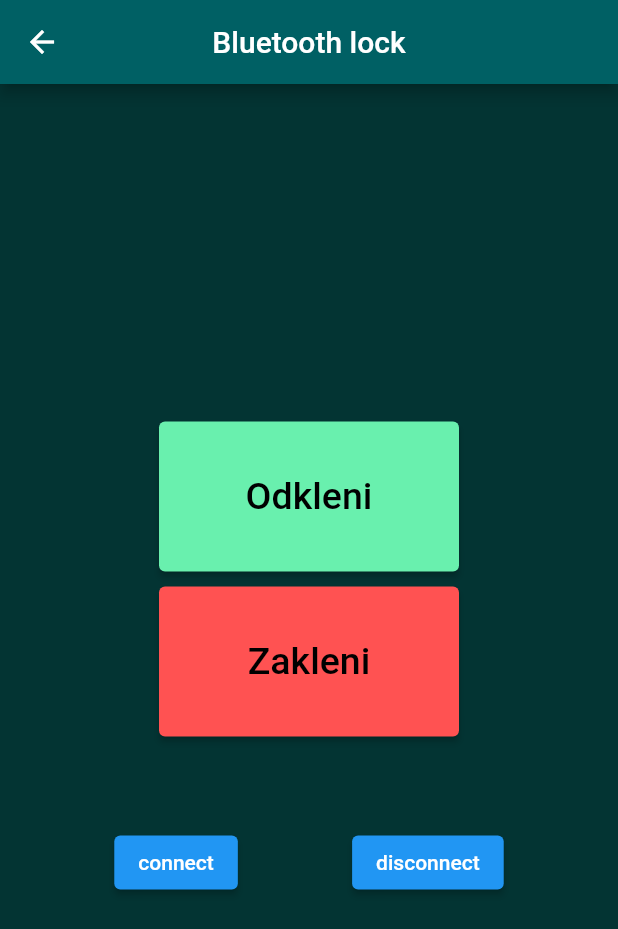
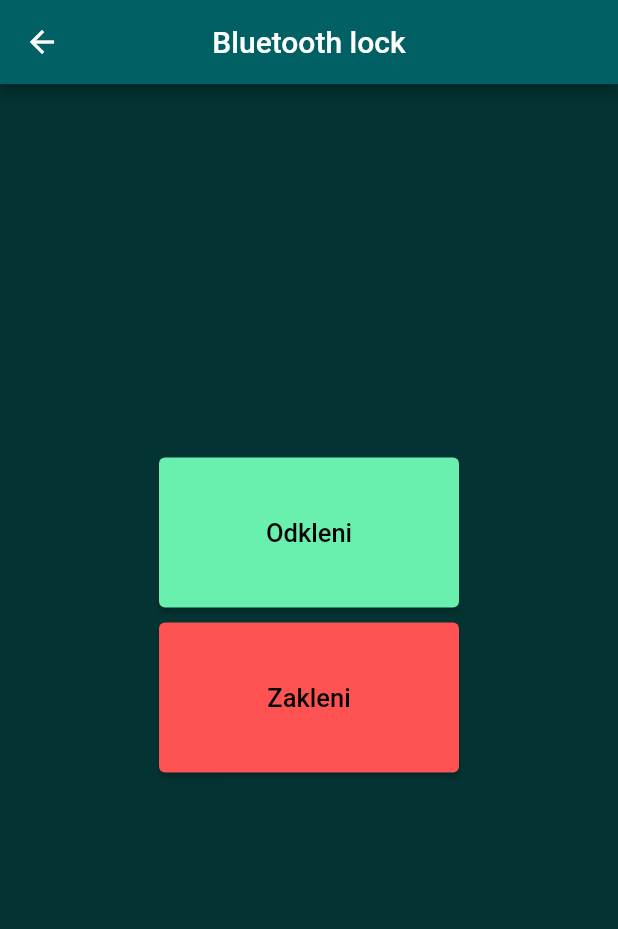
Before and after one commit to skero323/Smart-Lock, a Flutter app: the screen it shows after launch, after a tap on "BluLock", on a phone screen of 412 x 824 dp. Shown: the top 929 px of the screen. Run offline on Flutter 3.47's test engine with Material 2 defaults, Android fonts, the phone set to English and light mode, and no system bars; our stand-ins replace flutter_blue, webview_flutter.

Commit message:
skorej dokoncan webview UI, flutter dela

```diff
--- a/Flutter/lib/main.dart
+++ b/Flutter/lib/main.dart
@@ -1,5 +1,5 @@
+// ignore_for_file: avoid_print, non_constant_identifier_names
 import 'package:flutter/material.dart';
-import 'package:flutter/services.dart';
 import 'dart:async';
 import 'dart:convert' show utf8;
 import 'package:flutter_blue/flutter_blue.dart';
@@ -18,9 +18,11 @@ class ChooseRoute extends StatelessWidget {
   @override
   Widget build(BuildContext context) {
     return Scaffold(
+      backgroundColor: const Color(0xff033433),
       appBar: AppBar(
         centerTitle: true,
         title: const Text('Izbirni meni'),
+        backgroundColor: Colors.cyan[900],
       ),
       body: SizedBox(
         width: MediaQuery.of(context).size.width,
@@ -33,27 +35,42 @@ class ChooseRoute extends StatelessWidget {
                 height: 100,
                 child: ElevatedButton(
                   style: ElevatedButton.styleFrom(
-                    primary: Colors.greenAccent,
+                    primary: Colors.cyan[900],
                     onPrimary: Colors.black,
                   ),
-                  child: const Text('BluLock'),
+                  child: const Text(
+                    'BluLock',
+                    style: TextStyle(
+                      fontSize: 17,
+                      color: Colors.white,
+                    ),
+                  ),
                   onPressed: () {
                     Navigator.push(
                       context,
-                      MaterialPageRoute(builder: (context) => BluLock()),
+                      MaterialPageRoute(builder: (context) => const BluLock()),
                     );
                   },
                 ),
+              ),
+              const SizedBox(
+                height: 10,
               ),
               SizedBox(
                 width: 200,
                 height: 100,
                 child: ElevatedButton(
                   style: ElevatedButton.styleFrom(
-                    primary: Colors.redAccent,
+                    primary: Colors.cyan[900],
                     onPrimary: Colors.white,
                   ),
-                  child: const Text('WebView'),
+                  child: const Text(
+                    'WebView',
+                    style: TextStyle(
+                      fontSize: 17,
+                      color: Colors.white,
+                    ),
+                  ),
                   onPressed: () {
                     Navigator.push(
                       context,
@@ -71,6 +88,8 @@ class ChooseRoute extends StatelessWidget {
 //v main je drgac samo runApp(BluLock());
 
 class BluLock extends StatelessWidget {
+  const BluLock({Key? key}) : super(key: key);
+
   @override
   Widget build(BuildContext context) {
     return MaterialApp(
@@ -131,6 +150,7 @@ class _MainActivityState extends State<MainActivity> {
   }
 
   stopScan() {
+    flutterBlue.stopScan();
     scanSubScription?.cancel();
     scanSubScription = null;
   }
@@ -167,7 +187,7 @@ class _MainActivityState extends State<MainActivity> {
     List<BluetoothService>? services = await targetDevice?.discoverServices();
     services?.forEach((service) {
       if (service.uuid.toString() == SERVICE_UUID) {
-        service.characteristics.forEach((characteristic) {
+        for (var characteristic in service.characteristics) {
           if (characteristic.uuid.toString() == CHARACTERISTIC_UUID) {
             targetCharacteristic = characteristic;
             writeData("Hi thereeeeee, esp");
@@ -175,7 +195,7 @@ class _MainActivityState extends State<MainActivity> {
               conncetionText = "All Ready With ${targetDevice?.name}";
             });
           }
-        });
+        }
       }
     });
   }
@@ -190,18 +210,24 @@ class _MainActivityState extends State<MainActivity> {
   @override
   Widget build(BuildContext kontext) {
     return MaterialApp(
-      theme: new ThemeData(scaffoldBackgroundColor: const Color(0xff033433)),
+      theme: ThemeData(scaffoldBackgroundColor: const Color(0xff033433)),
       home: Scaffold(
         appBar: AppBar(
           centerTitle: true,
-          title: Text('Bluetooth lock'),
+          title: const Text('Bluetooth lock'),
           backgroundColor: Colors.cyan[900],
           leading: GestureDetector(
             onTap: () {
+              stopScan();
               disconnectFromDevice();
-              Navigator.pop(kontext);
+              Navigator.of(
+                context,
+                rootNavigator: true,
+              ).pop(
+                context,
+              );
             },
-            child: Icon(
+            child: const Icon(
               Icons.arrow_back, // add custom icons also
             ),
           ),
@@ -223,7 +249,7 @@ class _MainActivityState extends State<MainActivity> {
                     child: const Text(
                       'Odkleni',
                       style: TextStyle(
-                        fontSize: 25,
+                        fontSize: 17,
                         color: Colors.black,
                       ),
                     ),
@@ -244,7 +270,7 @@ class _MainActivityState extends State<MainActivity> {
                     child: const Text(
                       'Zakleni',
                       style: TextStyle(
-                        fontSize: 25,
+                        fontSize: 17,
                         color: Colors.black,
                       ),
                     ),
@@ -254,7 +280,7 @@ class _MainActivityState extends State<MainActivity> {
                 const SizedBox(
                   height: 60,
                 ),
-                Row(
+                /* Row(
                   mainAxisAlignment: MainAxisAlignment.spaceEvenly,
                   crossAxisAlignment: CrossAxisAlignment.center,
                   children: [
@@ -267,7 +293,7 @@ class _MainActivityState extends State<MainActivity> {
                       child: const Text("disconnect"),
                     ),
                   ],
-                ),
+                ), */
               ]),
         ),
       ),
@@ -282,19 +308,19 @@ class VebView extends StatelessWidget {
   Widget build(BuildContext context) {
     return Scaffold(
         appBar: AppBar(
-          title: Text('Wifi Lock'),
+          title: const Text('Wifi Lock'),
           centerTitle: true,
-          backgroundColor: Colors.cyan[900],
+          backgroundColor: Colors.blue,
           leading: GestureDetector(
             onTap: () {
               Navigator.pop(context);
             },
-            child: Icon(
+            child: const Icon(
               Icons.arrow_back, // add custom icons also
             ),
           ),
         ),
-        body: WebView(
+        body: const WebView(
           javascriptMode: JavascriptMode.unrestricted,
           initialUrl: '192.168.200.2',
         ));
```
